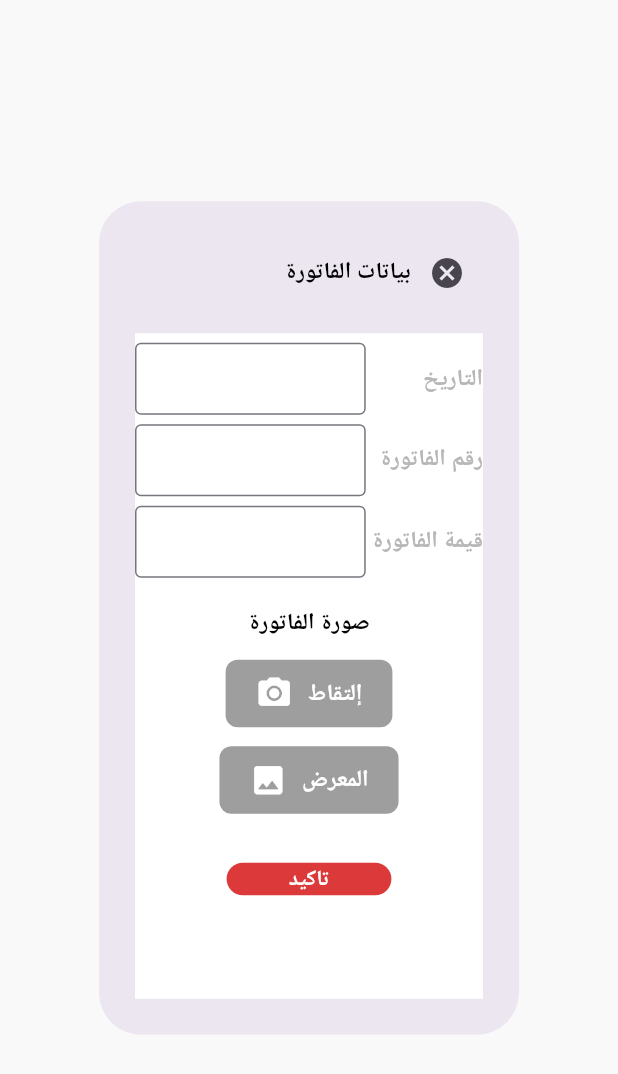
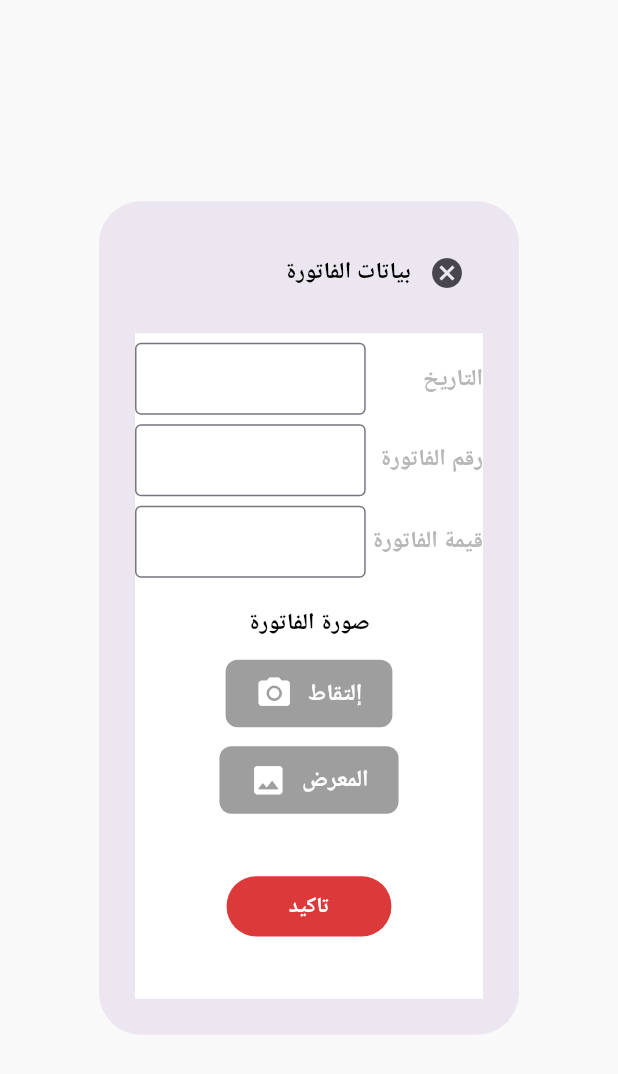
Before and after one commit to omerabdooo/test_order_life_cycle, a Flutter app: the CustomDataDialogWidget widget shown alone on an empty page, opened directly, on a phone screen of 412 x 824 dp. Shown: the top 1074 px of the screen. Run offline on Flutter 3.47's test engine with Material 3 defaults, Android fonts, the phone set to English and light mode, and no system bars; our stand-ins replace barcode_widget, bloc, dartz, dio, flutter_bloc, flutter_screenutil and 8 more; missing offline and left inert: barcode, dart:ffi, mobile_scanner; accounts and stored records are empty; network calls fail; Roboto replaces fonts that are missing (Almarai).

Commit message:
Update custom_data_dialog_widget.dart

```diff
--- a/lib/core/widgets/custom_data_dialog_widget.dart
+++ b/lib/core/widgets/custom_data_dialog_widget.dart
@@ -38,6 +38,9 @@ class CustomDataDialogWidget extends StatelessWidget {
         IconButton(
           onPressed: () {
             Navigator.of(context).pop();
+            dateConroller.clear();
+            numberConroller.clear();
+            mountConroller.clear();
           },
           icon: const Icon(Icons.cancel),
         ),
@@ -66,8 +69,11 @@ class CustomDataDialogWidget extends StatelessWidget {
             _buildInfoRow(secondTitle, numberConroller),
             _buildInfoRow(thierdTitle, mountConroller),
             _buildImageSection(),
+            SizedBox(
+              height: 7.h,
+            ),
             KCustomPrimaryButtonWidget(
-                buttonName: "تاكيد", onPressed: onPressedSure)
+                height: 25.h, buttonName: "تاكيد", onPressed: onPressedSure)
           ],
         ),
       ),
@@ -90,6 +96,7 @@ class CustomDataDialogWidget extends StatelessWidget {
           SizedBox(
             width: 140.w,
             child: TextField(
+              keyboardType: TextInputType.number,
               // controller: TextEditingController(text: info),
               controller: info,
               decoration: InputDecoration(
```
